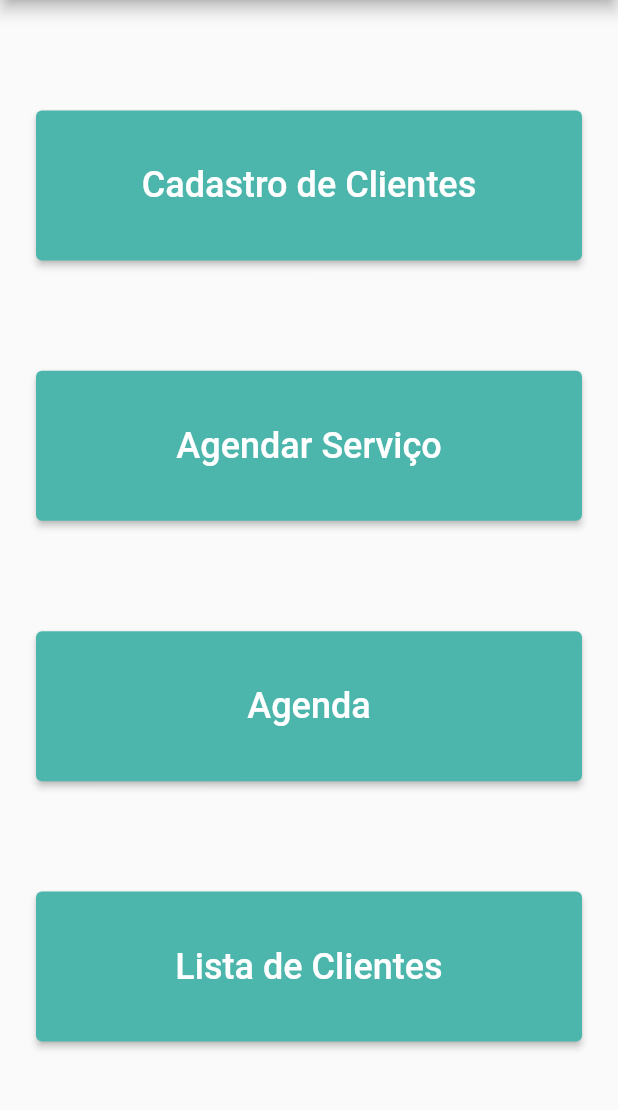
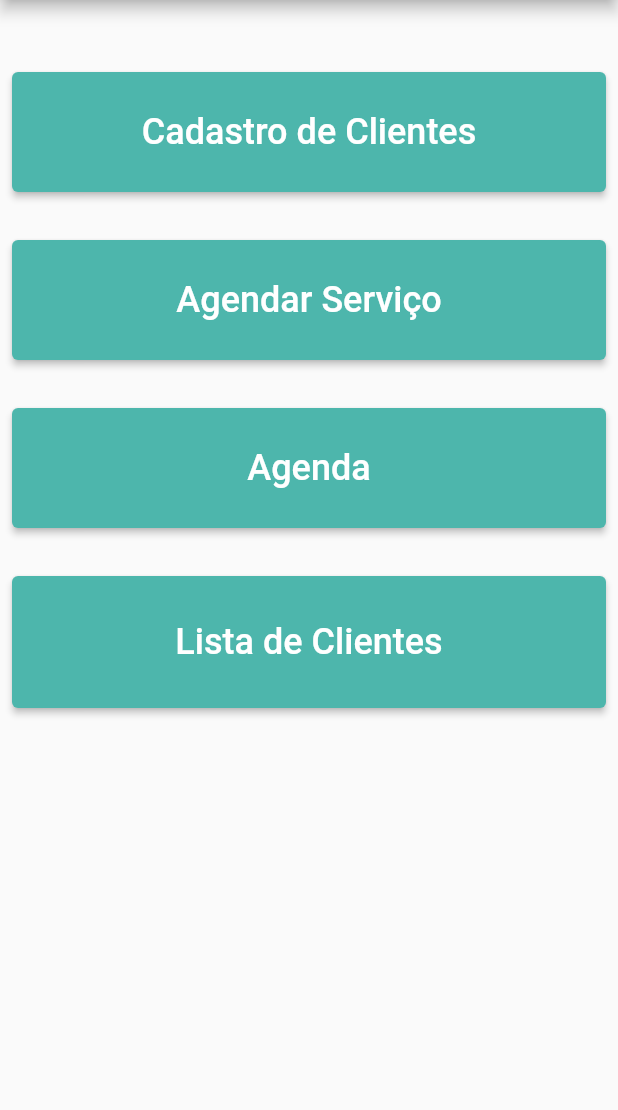
Before and after one commit to MayronSouza/igti_car_washing, a Flutter app: the screen it shows after launch, on a phone screen of 412 x 824 dp, the part 84-1194 px from its top. Run offline on Flutter 3.47's test engine with Material 2 defaults, Android fonts, the phone set to English and light mode, and no system bars; our stand-ins replace splashscreen.

Commit message:
inserting the scroll in the Home screen

```diff
--- a/lib/screens/Home.dart
+++ b/lib/screens/Home.dart
@@ -15,15 +15,21 @@ class _HomeState extends State<Home> {
         ),
         backgroundColor: Colors.teal[300],
       ),
-      body: Center(
+      body: SingleChildScrollView(
+        padding: EdgeInsets.only(top: 32.0),
         child: Column(
-          mainAxisAlignment: MainAxisAlignment.spaceEvenly,
+          // mainAxisAlignment: MainAxisAlignment.spaceEvenly,
           children: [
-            Padding(
-              padding: const EdgeInsets.only(left: 24.0, right: 24.0),
-              child: SizedBox(
-                width: double.infinity,
-                height: 100.0,
+            SizedBox(
+              width: double.infinity,
+              height: 112.0,
+              child: Padding(
+                padding: const EdgeInsets.only(
+                  left: 8.0,
+                  top: 16.0,
+                  right: 8.0,
+                  bottom: 16.0,
+                ),
                 child: ElevatedButton(
                   child: Text('Cadastro de Clientes',
                       style: TextStyle(
@@ -39,11 +45,16 @@ class _HomeState extends State<Home> {
                 ),
               ),
             ),
-            Padding(
-              padding: const EdgeInsets.only(left: 24.0, right: 24.0),
-              child: SizedBox(
-                width: double.infinity,
-                height: 100.0,
+            SizedBox(
+              width: double.infinity,
+              height: 112.0,
+              child: Padding(
+                padding: const EdgeInsets.only(
+                  left: 8.0,
+                  top: 16.0,
+                  right: 8.0,
+                  bottom: 16.0,
+                ),
                 child: ElevatedButton(
                   child: Text('Agendar Serviço',
                       style: TextStyle(
@@ -59,11 +70,16 @@ class _HomeState extends State<Home> {
                 ),
               ),
             ),
-            Padding(
-              padding: const EdgeInsets.only(left: 24.0, right: 24.0),
-              child: SizedBox(
-                width: double.infinity,
-                height: 100.0,
+            SizedBox(
+              width: double.infinity,
+              height: 112.0,
+              child: Padding(
+                padding: const EdgeInsets.only(
+                  left: 8.0,
+                  top: 16.0,
+                  right: 8.0,
+                  bottom: 16.0,
+                ),
                 child: ElevatedButton(
                   child: Text('Agenda',
                       style: TextStyle(
@@ -79,11 +95,16 @@ class _HomeState extends State<Home> {
                 ),
               ),
             ),
-            Padding(
-              padding: const EdgeInsets.only(left: 24.0, right: 24.0),
-              child: SizedBox(
-                width: double.infinity,
-                height: 100.0,
+            SizedBox(
+              width: double.infinity,
+              height: 112.0,
+              child: Padding(
+                padding: const EdgeInsets.only(
+                  left: 8.0,
+                  top: 16.0,
+                  right: 8.0,
+                  bottom: 8.0,
+                ),
                 child: ElevatedButton(
                   child: Text('Lista de Clientes',
                       style: TextStyle(
```
